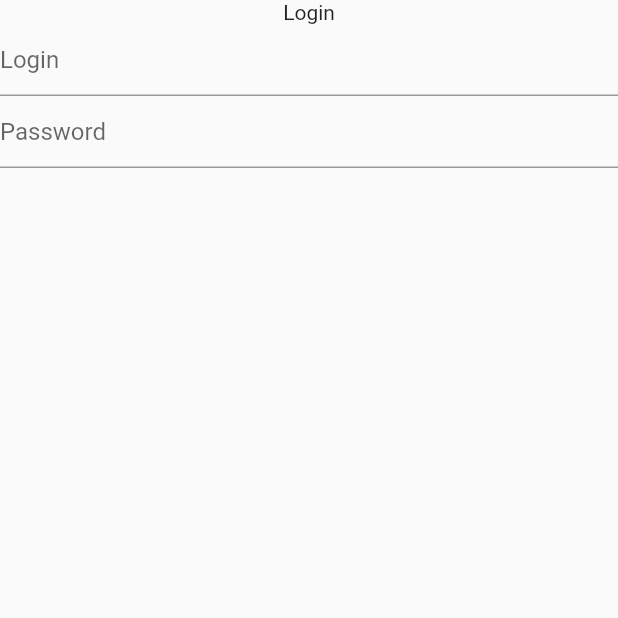
After one commit to MR-Square/Flutter-old, a Flutter app: the screen it shows after launch, on a phone screen of 412 x 824 dp, the top half of it. The commit adds this screen. Run offline on Flutter 3.47's test engine with Material 2 defaults, Android fonts, the phone set to English and light mode, and no system bars.

Commit message:
login page created

```diff
--- a/notes_app/lib/app.dart
+++ b/notes_app/lib/app.dart
@@ -1,4 +1,5 @@
 import 'package:flutter/material.dart';
+import 'package:notes_app/views/pages/auth/login_page.dart';
 import 'package:notes_app/views/pages/home_page.dart';
 
 class MyApp extends StatelessWidget {
@@ -7,13 +8,14 @@ class MyApp extends StatelessWidget {
   // This widget is the root of your application.
   @override
   Widget build(BuildContext context) {
+    bool isAuthenticated = false;
     return MaterialApp(
       debugShowCheckedModeBanner: false,
       title: 'Notes App',
       theme: ThemeData(
         primarySwatch: Colors.blue,
       ),
-      home: const HomePage(),
+      home: isAuthenticated ? const HomePage() : const LoginPage(),
     );
   }
 }
--- /dev/null
+++ b/notes_app/lib/views/pages/auth/login_page.dart
@@ -0,0 +1,31 @@
+import 'package:flutter/material.dart';
+
+class LoginPage extends StatefulWidget {
+  const LoginPage({super.key});
+
+  @override
+  State<LoginPage> createState() => _LoginPageState();
+}
+
+class _LoginPageState extends State<LoginPage> {
+  @override
+  Widget build(BuildContext context) {
+    return Scaffold(
+      body: Column(
+        children: const [
+          Text("Login"),
+          TextField(
+            decoration: InputDecoration(
+              hintText: "Login",
+            ),
+          ),
+          TextField(
+            decoration: InputDecoration(
+              hintText: "Password",
+            ),
+          ),
+        ],
+      ),
+    );
+  }
+}
```
